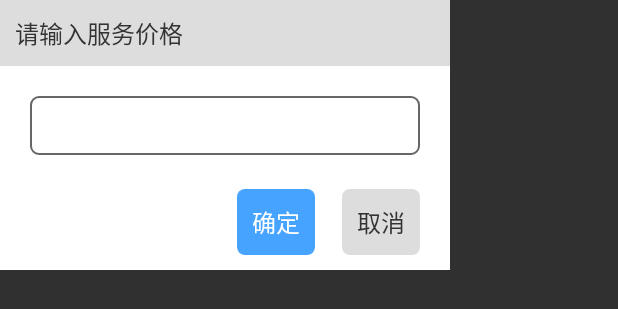
After one commit to jhonsonkilly/family, an Android app: the layout layout_servicedialog.xml on its own in the app's theme, with its tools: preview values and no code run, on a phone screen of 412 x 824 dp. The commit adds this screen. Shown: the top 309 px of the screen. Run offline under Robolectric (Android 15) with nearby library versions, the phone set to English and light mode, and no system bars; network calls fail.

```diff
--- a/app/src/main/java/config/UrlConfig.java
+++ b/app/src/main/java/config/UrlConfig.java
@@ -108,4 +108,10 @@ public class UrlConfig {
         String uriString = getInterfaceConfigureUrl() + "/api/bids" + sb.toString();
         return uriString;
     }
+
+    public static String QiangDanYuYueUrl() {
+        StringBuilder sb = new StringBuilder(buildAllParams());
+        String uriString = getInterfaceConfigureUrl() + "/api/deal_bid" + sb.toString();
+        return uriString;
+    }
 }
--- a/app/src/main/java/fragment/QiangDanFragment.java
+++ b/app/src/main/java/fragment/QiangDanFragment.java
@@ -75,15 +75,15 @@ public class QiangDanFragment extends BaseCommFragment<QiangDanPresenter> {
     protected void clickView(View v) {
         switch (v.getId()) {
             case R.id.title_1:
-                viewPager.setCurrentItem(0);
+                viewPager.setCurrentItem(0,false);
                 setSelector(true, false, false);
                 break;
             case R.id.title_2:
-                viewPager.setCurrentItem(1);
+                viewPager.setCurrentItem(1,false);
                 setSelector(false, true, false);
                 break;
             case R.id.title_3:
-                viewPager.setCurrentItem(2);
+                viewPager.setCurrentItem(2,false);
                 setSelector(false, false, true);
                 break;
         }
--- a/app/src/main/java/iview/IQiangDanView.java
+++ b/app/src/main/java/iview/IQiangDanView.java
@@ -12,4 +12,6 @@ import model.QiangDanModel;
 public interface IQiangDanView extends IBaseCommView  {
 
     void getQiangDanList(QiangDanModel model);
+
+    void QiangDanSucess(String msg);
 }
--- /dev/null
+++ b/app/src/main/res/drawable/shape_gray_corner_2.xml
@@ -0,0 +1,6 @@
+<?xml version="1.0" encoding="utf-8"?>
+<shape xmlns:android="http://schemas.android.com/apk/res/android"
+    android:shape="rectangle">
+    <solid android:color="@color/divider_color" />
+    <corners android:radius="5dp" />
+</shape>
--- /dev/null
+++ b/app/src/main/res/drawable/shape_gray_corner_3.xml
@@ -0,0 +1,6 @@
+<?xml version="1.0" encoding="utf-8"?>
+<shape xmlns:android="http://schemas.android.com/apk/res/android"
+    android:shape="rectangle">
+    <solid android:color="@color/scan_background" />
+    <corners android:radius="5dp" />
+</shape>
--- /dev/null
+++ b/app/src/main/res/drawable/shape_gray_corner_4.xml
@@ -0,0 +1,9 @@
+<?xml version="1.0" encoding="utf-8"?>
+<shape xmlns:android="http://schemas.android.com/apk/res/android"
+    android:shape="rectangle">
+    <solid android:color="@color/white" />
+    <corners android:radius="5dp" />
+    <stroke
+        android:width="1dp"
+        android:color="@color/sub_title_color" />
+</shape>
--- a/app/src/main/res/layout/frg_qiangdan.xml
+++ b/app/src/main/res/layout/frg_qiangdan.xml
@@ -35,7 +35,7 @@
             <View
                 android:layout_width="1dp"
                 android:layout_height="55dp"
-                android:background="@color/background_color" />
+                android:background="@color/divider_color" />
         </LinearLayout>
 
         <LinearLayout
@@ -59,7 +59,7 @@
             <View
                 android:layout_width="1dp"
                 android:layout_height="55dp"
-                android:background="@color/background_color" />
+                android:background="@color/divider_color" />
         </LinearLayout>
 
         <TextView
@@ -75,7 +75,7 @@
     </LinearLayout>
 
     <android.support.v4.view.ViewPager
-        android:background="@color/white"
+        android:background="@color/background_color"
         android:id="@+id/view_page"
         android:layout_width="match_parent"
         android:layout_height="match_parent"
--- /dev/null
+++ b/app/src/main/res/layout/layout_servicedialog.xml
@@ -0,0 +1,71 @@
+<?xml version="1.0" encoding="utf-8"?>
+<RelativeLayout xmlns:android="http://schemas.android.com/apk/res/android"
+    android:layout_width="match_parent"
+    android:layout_height="match_parent">
+
+    <RelativeLayout
+        android:layout_width="300dp"
+        android:layout_height="180dp"
+        android:background="@color/white"
+
+
+        >
+
+        <TextView
+            android:id="@+id/kefu"
+            android:layout_width="match_parent"
+            android:layout_height="wrap_content"
+            android:background="@color/divider_color"
+
+            android:padding="10dp"
+            android:text="请输入服务价格"
+            android:textColor="@color/main_title_color"
+            android:textSize="16dp" />
+
+        <EditText
+            android:layout_marginTop="20dp"
+            android:background="@drawable/shape_gray_corner_4"
+            android:id="@+id/money"
+            android:layout_width="match_parent"
+            android:layout_height="wrap_content"
+            android:layout_below="@+id/kefu"
+            android:layout_marginRight="20dp"
+            android:layout_marginLeft="20dp"
+
+            android:padding="10dp"
+
+            android:textColor="@color/sub_title_color"
+            android:textSize="14dp" />
+
+
+
+        <TextView
+            android:id="@+id/text_confirm"
+            android:layout_width="wrap_content"
+            android:layout_height="wrap_content"
+            android:layout_alignParentBottom="true"
+            android:layout_alignParentRight="true"
+            android:layout_marginRight="90dp"
+            android:padding="10dp"
+            android:text="确定"
+            android:textColor="@color/white"
+            android:layout_marginBottom="10dp"
+            android:background="@drawable/shape_blue_corner"
+            android:textSize="16dp" />
+
+        <TextView
+            android:layout_marginBottom="10dp"
+            android:layout_marginRight="20dp"
+            android:id="@+id/text_cancel"
+            android:layout_width="wrap_content"
+            android:layout_height="wrap_content"
+            android:layout_alignParentBottom="true"
+            android:layout_alignParentRight="true"
+            android:background="@drawable/shape_gray_corner_2"
+            android:padding="10dp"
+            android:text="取消"
+            android:textColor="@color/main_title_color"
+            android:textSize="16dp" />
+    </RelativeLayout>
+
+</RelativeLayout>
```
Also changed, not shown: app/src/main/AndroidManifest.xml (+8 -3 lines), app/src/main/java/Event/QiangDanClickEvent.java (added, +14 -0 lines), app/src/main/java/adapter/QiangDanAdapter.java (+28 -7 lines), app/src/main/java/fragment/QiangDanFragmentItem.java (+62 -1 lines), app/src/main/java/msg/QiangDanYuYueReqMsg.java (added, +29 -0 lines), app/src/main/java/msg/QiangDanYuYueResMsg.java (added, +22 -0 lines), app/src/main/java/presenter/QiangDanItemPresenter.java (+21 -0 lines), app/src/main/java/widget/UserView.java (+45 -63 lines), app/src/main/res/layout/frg_qiangdan_item.xml (+16 -4 lines).
